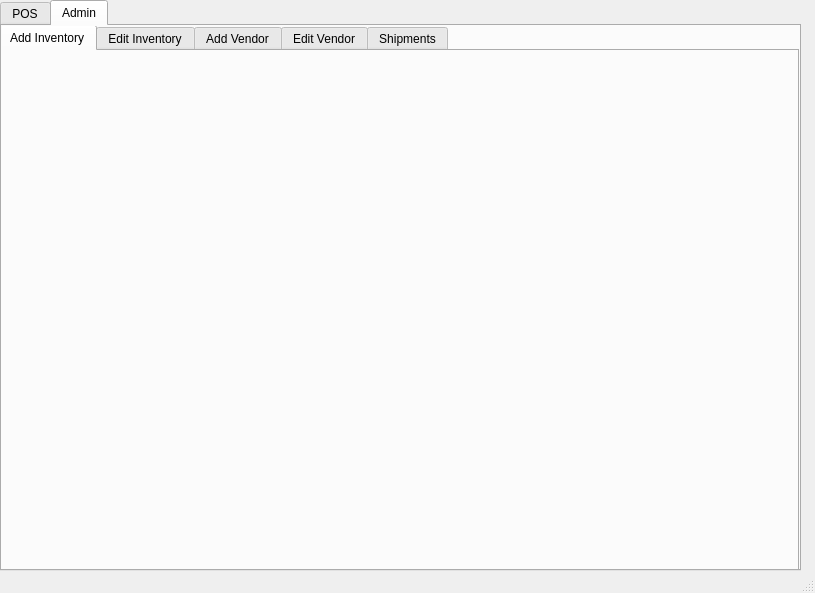
CherishedZero/TermProject, file videoGameStore.ui: the form before one commit.
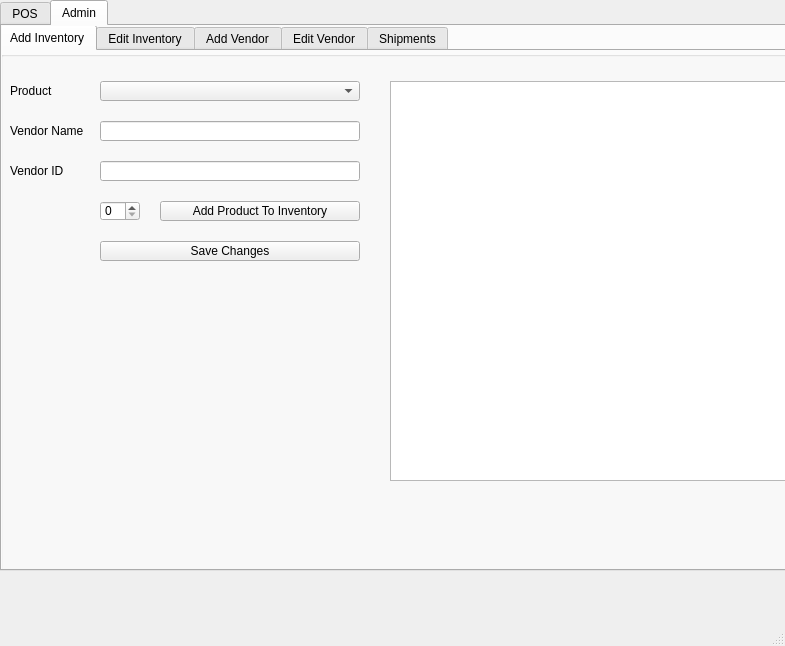
The form after the commit. The open tabs and pages were chosen to show the change.

Commit message: Added Add Inventory Tab and Changed database name in SQLConnector to 'store'

What changed in the file:
```diff
--- a/videoGameStore.ui
+++ b/videoGameStore.ui
@@ -6,8 +6,8 @@
    <rect>
     <x>0</x>
     <y>0</y>
-    <width>815</width>
-    <height>593</height>
+    <width>785</width>
+    <height>646</height>
    </rect>
   </property>
   <property name="windowTitle">
@@ -689,6 +689,159 @@
        <attribute name="title">
         <string>Add Inventory</string>
        </attribute>
+       <widget class="QGroupBox" name="addInventoryGroupBox">
+        <property name="geometry">
+         <rect>
+          <x>0</x>
+          <y>0</y>
+          <width>800</width>
+          <height>525</height>
+         </rect>
+        </property>
+        <property name="title">
+         <string/>
+        </property>
+        <widget class="QLabel" name="label_19">
+         <property name="geometry">
+          <rect>
+           <x>10</x>
+           <y>30</y>
+           <width>60</width>
+           <height>20</height>
+          </rect>
+         </property>
+         <property name="text">
+          <string>Product</string>
+         </property>
+        </widget>
+        <widget class="QLabel" name="label_20">
+         <property name="geometry">
+          <rect>
+           <x>10</x>
+           <y>70</y>
+           <width>81</width>
+           <height>20</height>
+          </rect>
+         </property>
+         <property name="text">
+          <string>Vendor Name</string>
+         </property>
+        </widget>
+        <widget class="QLineEdit" name="nameLineEditAddInventoryTab">
+         <property name="geometry">
+          <rect>
+           <x>100</x>
+           <y>70</y>
+           <width>260</width>
+           <height>20</height>
+          </rect>
+         </property>
+         <property name="minimumSize">
+          <size>
+           <width>0</width>
+           <height>20</height>
+          </size>
+         </property>
+         <property name="readOnly">
+          <bool>true</bool>
+         </property>
+        </widget>
+        <widget class="QLineEdit" name="vendorIdLineEditAddInventoryTab">
+         <property name="geometry">
+          <rect>
+           <x>100</x>
+           <y>110</y>
+           <width>260</width>
+           <height>20</height>
+          </rect>
+         </property>
+         <property name="readOnly">
+          <bool>true</bool>
+         </property>
+        </widget>
+        <widget class="QLabel" name="label_21">
+         <property name="geometry">
+          <rect>
+           <x>10</x>
+           <y>110</y>
+           <width>60</width>
+           <height>20</height>
+          </rect>
+         </property>
+         <property name="text">
+          <string>Vendor ID</string>
+         </property>
+        </widget>
+        <widget class="QPushButton" name="saveChangesButtonAddInventoryTab">
+         <property name="geometry">
+          <rect>
+           <x>100</x>
+           <y>190</y>
+           <width>260</width>
+           <height>20</height>
+          </rect>
+         </property>
+         <property name="text">
+          <string>Save Changes</string>
+         </property>
+        </widget>
+        <widget class="QComboBox" name="productComboBoxAddInventoryTab">
+         <property name="geometry">
+          <rect>
+           <x>100</x>
+           <y>30</y>
+           <width>260</width>
+           <height>20</height>
+          </rect>
+         </property>
+        </widget>
+        <widget class="QSpinBox" name="productNumberSpinBoxAddInventoryTab">
+         <property name="geometry">
+          <rect>
+           <x>100</x>
+           <y>150</y>
+           <width>40</width>
+           <height>20</height>
+          </rect>
+         </property>
+        </widget>
+        <widget class="QPushButton" name="addProductButtonAddInventoryTab">
+         <property name="geometry">
+          <rect>
+           <x>160</x>
+           <y>150</y>
+           <width>200</width>
+           <height>20</height>
+          </rect>
+         </property>
+         <property name="text">
+          <string>Add Product To Inventory</string>
+         </property>
+        </widget>
+        <widget class="QTableWidget" name="productListTableWidgetAddInventoryTab">
+         <property name="geometry">
+          <rect>
+           <x>390</x>
+           <y>30</y>
+           <width>400</width>
+           <height>400</height>
+          </rect>
+         </property>
+        </widget>
+        <widget class="QLabel" name="feedbackLabelAddInventoryTab">
+         <property name="geometry">
+          <rect>
+           <x>100</x>
+           <y>240</y>
+           <width>260</width>
+           <height>20</height>
+          </rect>
+         </property>
+         <property name="text">
+          <string/>
+         </property>
+        </widget>
+       </widget>
       </widget>
       <widget class="QWidget" name="editInventoryTab">
        <attribute name="title">
```
Left out of the diff: 21 changed lines with no effect on the pictures. The commit also changes 1 other file.
